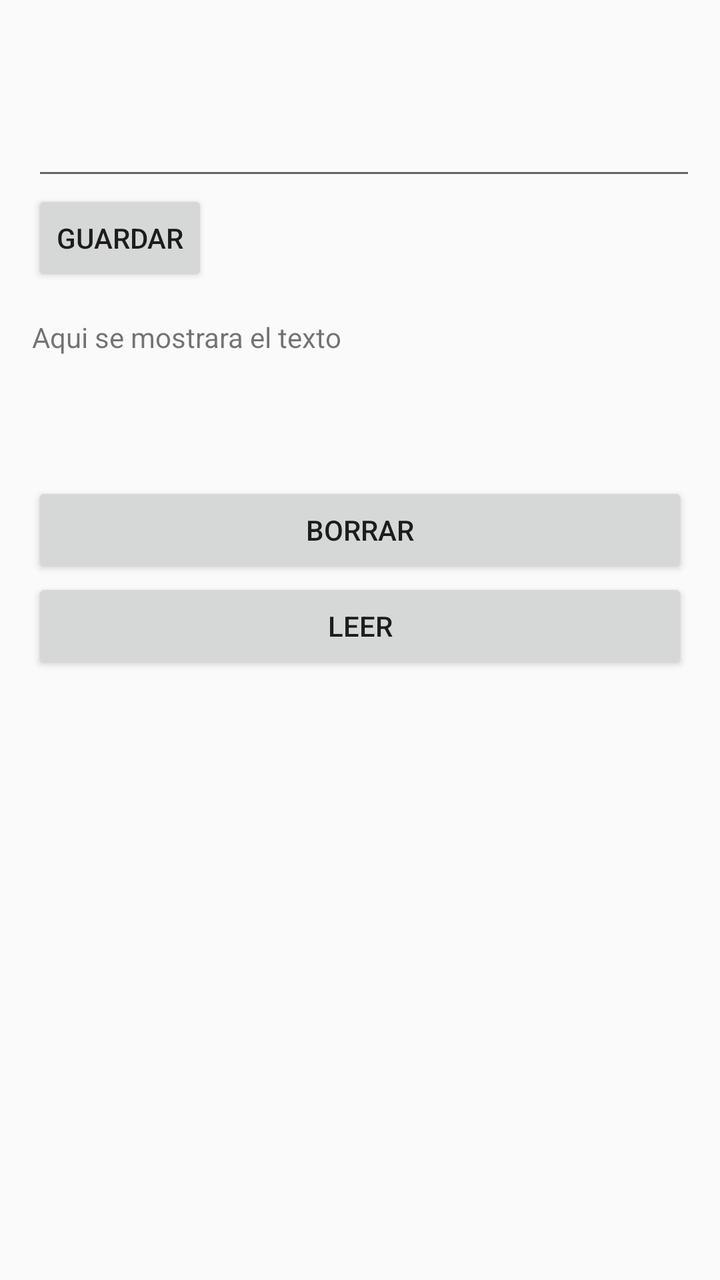
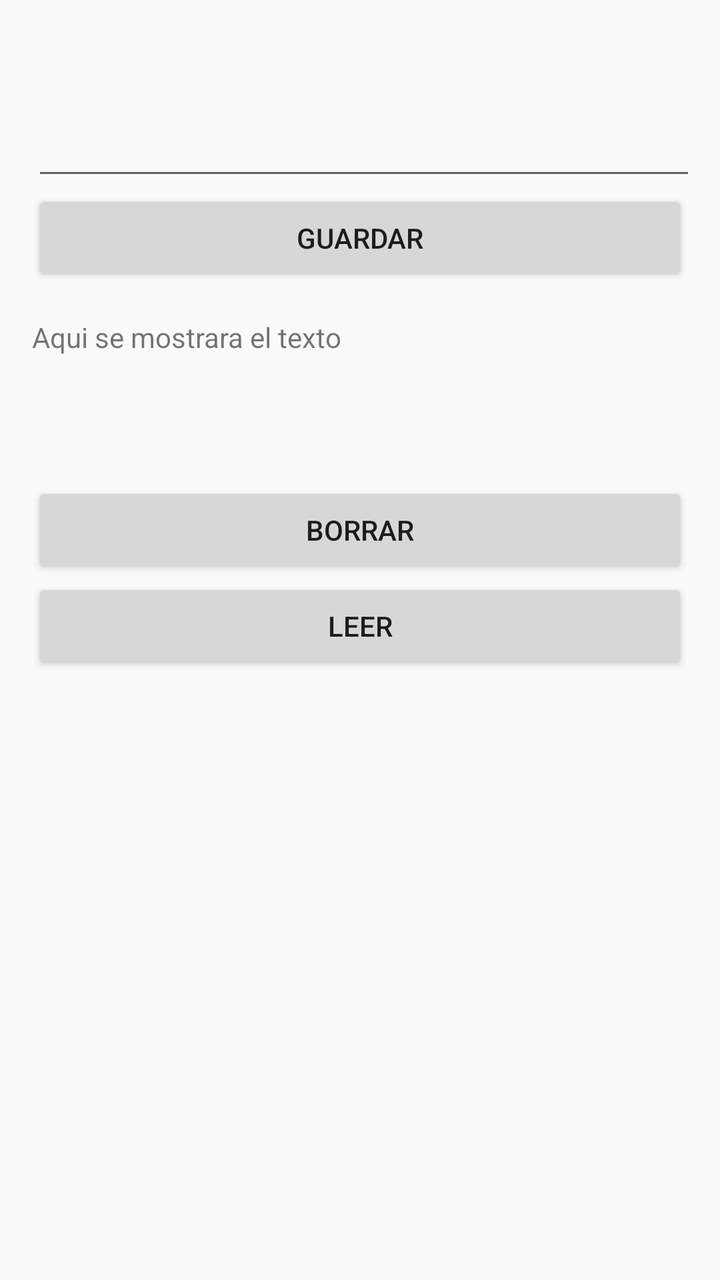

Two renders of the same Android screen: before a commit and after it. Below are the layout's source before the change and the commit's diff.
<!-- AndroidManifest.xml: activity theme Theme.AppCompat.DayNight -->
<!-- res/layout/activity_ejemplo5.xml -->
<?xml version="1.0" encoding="utf-8"?>
<LinearLayout
    xmlns:android="http://schemas.android.com/apk/res/android"
    xmlns:app="http://schemas.android.com/apk/res-auto"
    xmlns:tools="http://schemas.android.com/tools"
    android:id="@+id/main"
    android:layout_width="match_parent"
    android:layout_height="match_parent"
    android:orientation="vertical"
    tools:context=".tema4App.Ejemplo5Activity"
    android:padding="16dp"
    >

    <EditText
        android:id="@+id/inputText"
        android:layout_width="376dp"
        android:layout_height="79dp"/>

    <Button
        android:id="@+id/saveButton"
        android:layout_width="wrap_content"
        android:layout_height="wrap_content"
        android:text="Guardar"/>

    <TextView
        android:id="@+id/outputText"
        android:layout_width="378dp"
        android:layout_height="98dp"
        android:paddingTop="16dp"
        android:inputType="textMultiLine"
        android:text="Aqui se mostrara el texto"
        />

    <Button
        android:id="@+id/btnBorrar"
        android:layout_width="match_parent"
        android:layout_height="wrap_content"
        android:text="Borrar"
        />

    <Button
        android:id="@+id/btnLeer"
        android:layout_width="match_parent"
        android:layout_height="wrap_content"
        android:text="Leer">
    </Button>

</LinearLayout>
<!-- resources referenced by this layout -->
<resources>

</resources>

<!-- the commit's change to res/layout/activity_ejemplo5.xml (unified diff, before → after) -->
@@ -18,18 +18,23 @@
 
     <Button
         android:id="@+id/saveButton"
-        android:layout_width="wrap_content"
+        android:layout_width="match_parent"
         android:layout_height="wrap_content"
         android:text="Guardar"/>
 
-    <TextView
-        android:id="@+id/outputText"
-        android:layout_width="378dp"
+    <ScrollView
+        android:layout_width="match_parent"
         android:layout_height="98dp"
-        android:paddingTop="16dp"
-        android:inputType="textMultiLine"
-        android:text="Aqui se mostrara el texto"
-        />
+        android:scrollbars="vertical">
+        <TextView
+            android:id="@+id/outputText"
+            android:layout_width="378dp"
+            android:layout_height="98dp"
+            android:paddingTop="16dp"
+            android:inputType="textMultiLine"
+            android:text="Aqui se mostrara el texto"
+            />
+    </ScrollView>
 
     <Button
         android:id="@+id/btnBorrar"
